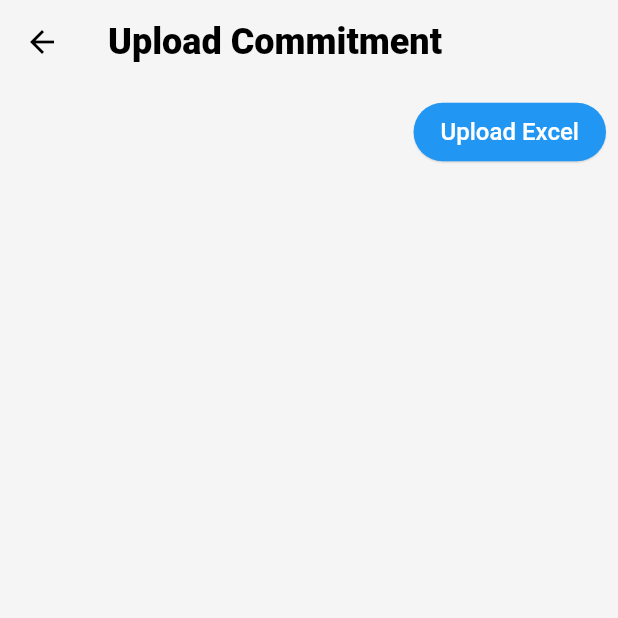
After one commit to vigneshksaithal/viyukta, a Flutter app: the UploadCommitment screen opened directly, after a tap on "Upload Excel", on a phone screen of 412 x 824 dp, the top half of it. The commit adds this screen. Run offline on Flutter 3.47's test engine with Material 2 defaults, Android fonts, the phone set to English and light mode, and no system bars; our stand-ins replace csv, file_picker, flutter_riverpod, hive_flutter, page_transition; missing offline and left inert: encrypt, flutter_sms, protobuf; accounts and stored records are empty.

Commit message:
Add file upload option

```diff
--- /dev/null
+++ b/lib/pages/upload_commitment/upload_commitment.dart
@@ -0,0 +1,105 @@
+import 'dart:convert';
+import 'dart:io';
+
+import 'package:csv/csv.dart';
+import 'package:file_picker/file_picker.dart';
+import 'package:flutter/material.dart';
+import 'package:flutter_riverpod/flutter_riverpod.dart';
+
+import '../../provider/upload_file.dart';
+
+class UploadCommitment extends ConsumerWidget {
+  UploadCommitment({super.key});
+
+  String? filePath;
+
+  @override
+  Widget build(BuildContext context, WidgetRef ref) {
+    final data = ref.watch(fileProvider).data;
+    return Scaffold(
+      appBar: AppBar(
+        title: const Text('Upload Commitment'),
+        automaticallyImplyLeading: true,
+      ),
+      body: Padding(
+        padding: const EdgeInsets.all(8.0),
+        child: Column(
+          children: [
+            Align(
+              alignment: Alignment.centerRight,
+              child: ElevatedButton(
+                onPressed: () {
+                  _pickFile(ref);
+                },
+                child: const Text('Upload Excel'),
+              ),
+            ),
+            ListView.builder(
+              itemCount: data.length,
+              scrollDirection: Axis.vertical,
+              shrinkWrap: true,
+              itemBuilder: (_, index) {
+                return Card(
+                  margin: const EdgeInsets.all(3),
+                  color: index == 0 ? Colors.amber : Colors.white,
+                  child: ListTile(
+                    leading: Text(
+                      data[index][0].toString(),
+                      textAlign: TextAlign.center,
+                      style: TextStyle(
+                          fontSize: index == 0 ? 18 : 15,
+                          fontWeight:
+                              index == 0 ? FontWeight.bold : FontWeight.normal,
+                          color: index == 0 ? Colors.red : Colors.black),
+                    ),
+                    title: Text(
+                      data[index][3],
+                      textAlign: TextAlign.center,
+                      style: TextStyle(
+                          fontSize: index == 0 ? 18 : 15,
+                          fontWeight:
+                              index == 0 ? FontWeight.bold : FontWeight.normal,
+                          color: index == 0 ? Colors.red : Colors.black),
+                    ),
+                    trailing: Text(
+                      data[index][4].toString(),
+                      textAlign: TextAlign.center,
+                      style: TextStyle(
+                          fontSize: index == 0 ? 18 : 15,
+                          fontWeight:
+                              index == 0 ? FontWeight.bold : FontWeight.normal,
+                          color: index == 0 ? Colors.red : Colors.black),
+                    ),
+                  ),
+                );
+              },
+            ),
+          ],
+        ),
+      ),
+    );
+  }
+
+  void _pickFile(ref) async {
+    final result = await FilePicker.platform.pickFiles(allowMultiple: false);
+
+    // if no file is picked
+    if (result == null) {
+      return; // we will log the name, size and path of the Y first picked file (if multiple are selected)
+    }
+
+    print(result.files.first.name);
+
+    filePath = result.files.first.path!;
+
+    final input = File(filePath!).openRead();
+    final fields = await input
+        .transform(utf8.decoder)
+        .transform(const CsvToListConverter())
+        .toList();
+
+    print(fields);
+
+    ref.watch(fileProvider.notifier);
+  }
+}
--- a/pubspec.yaml
+++ b/pubspec.yaml
@@ -8,7 +8,10 @@ environment:
   sdk: '>=2.19.2 <3.0.0'
 
 dependencies:
+  csv: ^5.0.1
   encrypt: ^5.0.1
+  excel_to_json: ^1.1.0
+  file_picker: ^5.2.6
   flutter:
     sdk: flutter
   flutter_hooks: ^0.18.6
@@ -19,7 +22,9 @@ dependencies:
   hive_flutter: ^1.1.0
   hooks_riverpod: ^2.3.1
   intl: ^0.18.0
+  open_file: ^2.1.1
   page_transition: ^2.0.9
+  path_provider: ^2.0.13
   protobuf: ^2.1.0
 
 dev_dependencies:
```
Also changed, not shown: lib/pages/home_page/home_page.dart (+17 -1 lines), lib/provider/upload_file.dart (added, +29 -0 lines), pubspec.lock.
